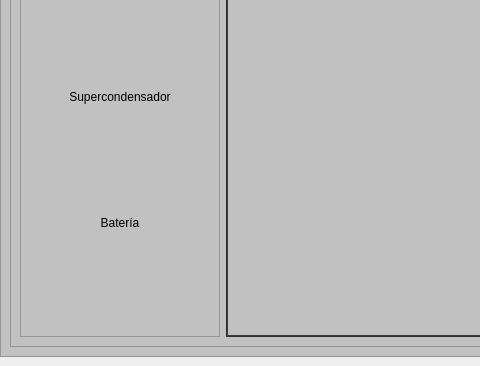
Above: PowerSmoothing/QtScada/SCADA.ui from jorgecard/Telecontrol_r before the change; both pictures show x 0 to 480 and y 479 to 845 of the 1359 by 845 pixel window. Below: the same form after it.
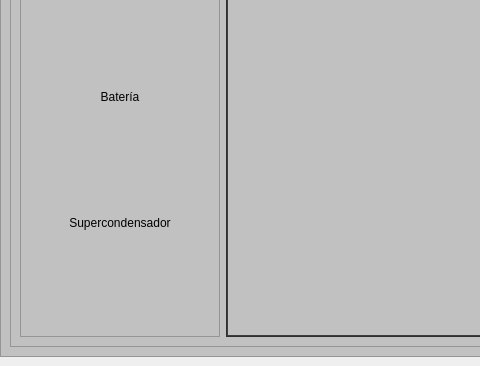
That is the form after the change. The open tabs and pages were chosen to show the change. Icons and pictures are not drawn.

Commit message: Scada act

The edit to the form file:
```diff
--- a/PowerSmoothing/QtScada/SCADA.ui
+++ b/PowerSmoothing/QtScada/SCADA.ui
@@ -253,7 +253,7 @@
                 </size>
                </property>
                <property name="text">
-                <string>Supercondensador</string>
+                <string>Batería</string>
                </property>
                <property name="icon">
                 <iconset>
@@ -276,7 +276,7 @@
                 </size>
                </property>
                <property name="text">
-                <string>Batería</string>
+                <string>Supercondensador</string>
                </property>
                <property name="icon">
                 <iconset>
@@ -1863,9 +1863,15 @@
                    <x>0</x>
                    <y>0</y>
                    <width>881</width>
-                   <height>721</height>
+                   <height>500</height>
                   </rect>
                  </property>
+                 <property name="minimumSize">
+                  <size>
+                   <width>0</width>
+                   <height>500</height>
+                  </size>
+                 </property>
                  <property name="styleSheet">
                   <string notr="true">background-color: rgb(193, 193, 193);</string>
                  </property>
```
Left out of the diff: 34 changed lines with no effect on the pictures. The commit also changes 2 other files.
